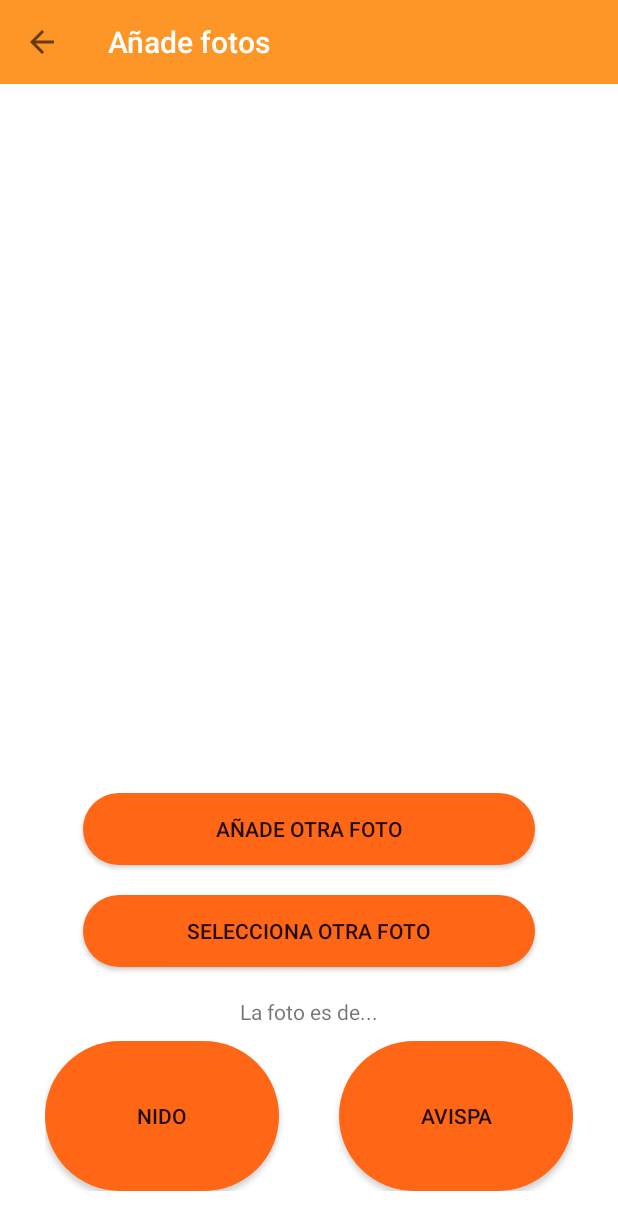
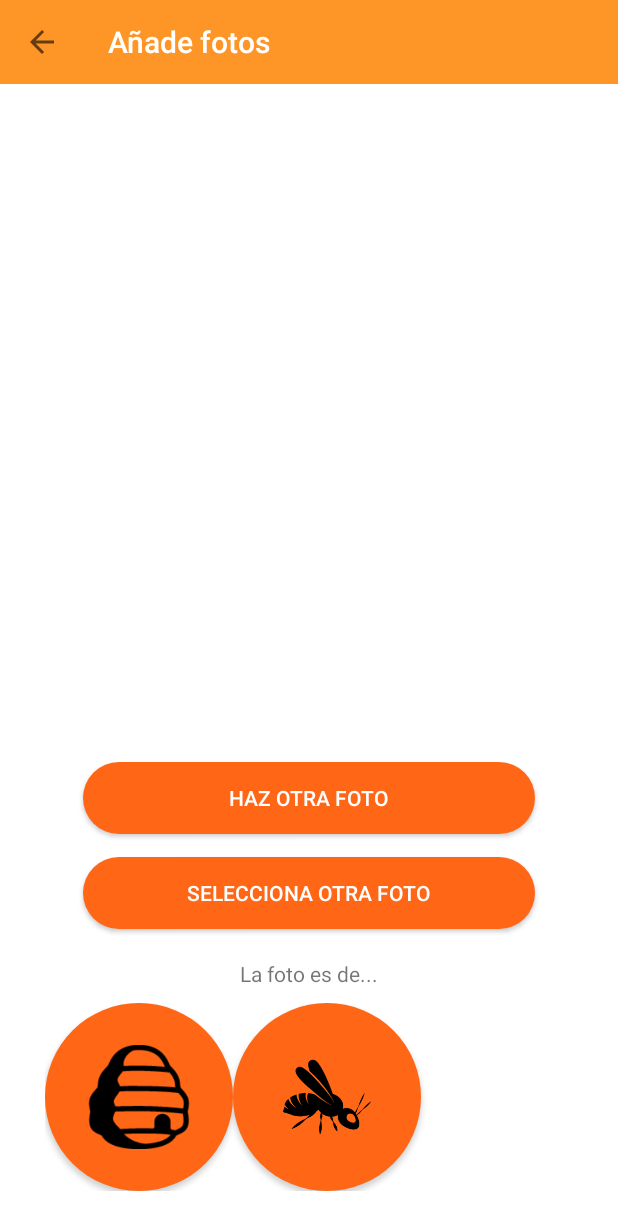
Before and after one commit to CarlosTenorio/vespapp-android, an Android app: the NewSightingDataActivity screen opened directly, with no data from a screen before it, on a phone screen of 412 x 824 dp. Shown: the top 1230 px of the screen. Run offline under Robolectric (Android 15) with nearby library versions, the phone set to English and light mode, and no system bars; our stand-ins replace ButterKnife, Picasso; libraries missing offline, so code that uses them is left out: com.joanzapata.iconify; pictures from the network do not load; 1 statement that could not run was skipped.

Commit message:
button type fixed

```diff
--- /dev/null
+++ b/app/src/main/res/drawable/type_button.xml
@@ -0,0 +1,11 @@
+<?xml version="1.0" encoding="utf-8"?>
+<shape xmlns:android="http://schemas.android.com/apk/res/android"
+    android:shape="rectangle">
+    <corners android:bottomRightRadius="300dp"
+        android:bottomLeftRadius="300dp"
+        android:topRightRadius="300dp"
+        android:topLeftRadius="300dp"/>
+
+    <solid android:color="@color/orange"/>
+
+</shape>
--- /dev/null
+++ b/app/src/main/res/drawable/type_button_pressed.xml
@@ -0,0 +1,11 @@
+<?xml version="1.0" encoding="utf-8"?>
+<shape xmlns:android="http://schemas.android.com/apk/res/android"
+    android:interpolator="@android:anim/bounce_interpolator" >
+
+    <corners android:bottomRightRadius="300dp"
+        android:bottomLeftRadius="300dp"
+        android:topRightRadius="300dp"
+        android:topLeftRadius="300dp"/>
+
+    <solid android:color="@color/brandSecondary"/>
+</shape>
--- /dev/null
+++ b/app/src/main/res/drawable/type_button_selector.xml
@@ -0,0 +1,5 @@
+<?xml version="1.0" encoding="utf-8"?>
+<selector xmlns:android="http://schemas.android.com/apk/res/android" >
+    <item android:state_pressed="true" android:drawable="@drawable/type_button_pressed" />
+    <item android:drawable="@drawable/type_button" />
+</selector>
--- a/app/src/main/res/layout/activity_menu_contact.xml
+++ b/app/src/main/res/layout/activity_menu_contact.xml
@@ -10,6 +10,11 @@
         android:layout_height="wrap_content"
         android:background="@color/brandPrimary">
     </android.support.v7.widget.Toolbar>
+
+    <ScrollView
+        xmlns:android="http://schemas.android.com/apk/res/android"
+        android:layout_width="fill_parent"
+        android:layout_height="wrap_content">
 
         <LinearLayout
             android:id="@+id/menu_contact_description"
@@ -39,6 +44,7 @@
                 android:layout_width="wrap_content"
                 android:layout_height="wrap_content"
                 android:layout_gravity="center"
+                android:layout_marginTop="@dimen/margin_contact"
                 android:textSize="30dp"/>
             <EditText
                 android:id="@+id/subject_contact"
@@ -53,6 +59,7 @@
                 android:layout_width="wrap_content"
                 android:layout_height="wrap_content"
                 android:layout_gravity="center"
+                android:layout_marginTop="@dimen/margin_contact"
                 android:textSize="30dp"/>
             <EditText
                 android:id="@+id/body_contact"
@@ -67,6 +74,7 @@
                 android:layout_width="wrap_content"
                 android:layout_height="wrap_content"
                 android:layout_gravity="center"
+                android:layout_marginTop="@dimen/margin_contact"
                 android:textSize="30dp"/>
             <EditText
                 android:id="@+id/phone_contact"
@@ -77,11 +85,17 @@
 
             <Button
                 android:id="@+id/sendButton_contact"
+                android:layout_width="wrap_content"
                 android:layout_height="wrap_content"
-        android:layout_width="wrap_content"
                 android:text="Enviar"
-        android:onClick="selfDestruct" />
+                android:layout_gravity="right"
+                android:background="@color/brandSecondary"
+                android:textColor="@color/colorTitle"
+                android:layout_marginRight="10dp"
+                android:layout_marginTop="15dp"
+                android:onClick="selfDestruct"
+                />
 
         </LinearLayout>
-
+    </ScrollView>
 </LinearLayout>
--- a/app/src/main/res/layout/activity_new_sighting_data.xml
+++ b/app/src/main/res/layout/activity_new_sighting_data.xml
@@ -34,9 +34,10 @@
             android:layout_width="match_parent"
             android:layout_height="wrap_content"
             android:layout_gravity="center_horizontal"
-            android:layout_marginBottom="20dp"
+            android:layout_marginBottom="15dp"
             android:layout_marginLeft="25dp"
             android:layout_marginRight="25dp"
+            android:textColor="@color/colorTitle"
             android:text="@string/add_picture" />
 
         <Button
@@ -48,6 +49,7 @@
             android:layout_marginBottom="20dp"
             android:layout_marginLeft="25dp"
             android:layout_marginRight="25dp"
+            android:textColor="@color/colorTitle"
             android:text="@string/select_picture" />
 
         <TextView
@@ -62,22 +64,29 @@
             android:layout_marginTop="10dp"
             android:orientation="horizontal">
 
-            <Button
+            <ImageButton
                 android:id="@+id/btn_nido"
-                style="@style/camera_button"
-                android:layout_width="wrap_content"
-                android:layout_height="100dp"
-                android:layout_marginRight="20dp"
-                android:layout_weight="1"
+                android:src="@drawable/nidoicon"
+                style="@style/type_button"
+                android:layout_width="125dp"
+                android:layout_height="125dp"
+                android:scaleType="fitCenter"
+                android:adjustViewBounds="true"
+                android:padding="28dp"
+                android:textColor="@color/colorTitle"
                 android:text="@string/nido" />
 
-            <Button
+            <ImageButton
                 android:id="@+id/btn_avispa"
-                style="@style/camera_button"
-                android:layout_width="wrap_content"
-                android:layout_height="100dp"
-                android:layout_marginLeft="20dp"
-                android:layout_weight="1"
+                android:src="@drawable/vespaicon"
+                style="@style/type_button"
+                android:layout_width="125dp"
+                android:layout_height="125dp"
+                android:scaleType="fitCenter"
+                android:adjustViewBounds="true"
+                android:padding="30dp"
+                android:layout_gravity="right"
+                android:textColor="@color/colorTitle"
                 android:text="@string/avispa" />
 
         </LinearLayout>
--- a/app/src/main/res/values-large/dimens.xml
+++ b/app/src/main/res/values-large/dimens.xml
@@ -1,4 +1,6 @@
 <resources>
     <!-- Default screen margins, per the Android Design guidelines. -->
     <dimen name="text_info_button">16dp</dimen>
+    <dimen name="margin_contact">75dp</dimen>
+
 </resources>
--- a/app/src/main/res/values-w820dp/dimens.xml
+++ b/app/src/main/res/values-w820dp/dimens.xml
@@ -3,4 +3,6 @@
          (such as screen margins) for screens with more than 820dp of available width. This
          would include 7" and 10" devices in landscape (~960dp and ~1280dp respectively). -->
     <dimen name="activity_horizontal_margin">64dp</dimen>
+    <dimen name="margin_contact">75dp</dimen>
+
 </resources>
--- a/app/src/main/res/values/dimens.xml
+++ b/app/src/main/res/values/dimens.xml
@@ -19,4 +19,6 @@
     <!-- Default screen margins, per the Android Design guidelines. -->
     <dimen name="nav_header_vertical_spacing">16dp</dimen>
     <dimen name="nav_header_height">160dp</dimen>
+
+    <dimen name="margin_contact">15dp</dimen>
 </resources>
--- a/app/src/main/res/values/strings.xml
+++ b/app/src/main/res/values/strings.xml
@@ -14,7 +14,7 @@
     <string name="confirm_cap_DeleteDialog_msg">¿Eliminar imagen?</string>
     <string name="aceptar">Aceptar</string>
     <string name="cancelar">Cancelar</string>
-    <string name="add_picture">Añade otra foto</string>
+    <string name="add_picture">Haz otra foto</string>
     <string name="select_picture">Selecciona otra foto</string>
     <string name="status_pending">Pendiente</string>
     <string name="status_processed">Tramitado</string>
--- a/app/src/main/res/values/styles.xml
+++ b/app/src/main/res/values/styles.xml
@@ -17,6 +17,10 @@
         <item name="android:background">@drawable/camera_button_selector</item>
     </style>
 
+    <style name="type_button" parent="Base.Widget.AppCompat.Button">
+        <item name="android:background">@drawable/type_button_selector</item>
+    </style>
+
     <style name="AppTheme.AppBarOverlay" parent="ThemeOverlay.AppCompat.Dark.ActionBar" />
 
     <style name="AppTheme.PopupOverlay" parent="ThemeOverlay.AppCompat.Light" />
```
Also changed, not shown: app/src/main/res/drawable/nidoicon.png (added), app/src/main/res/drawable/vespaicon.png (added). Lines whose indentation alone changed are shown as unchanged.
